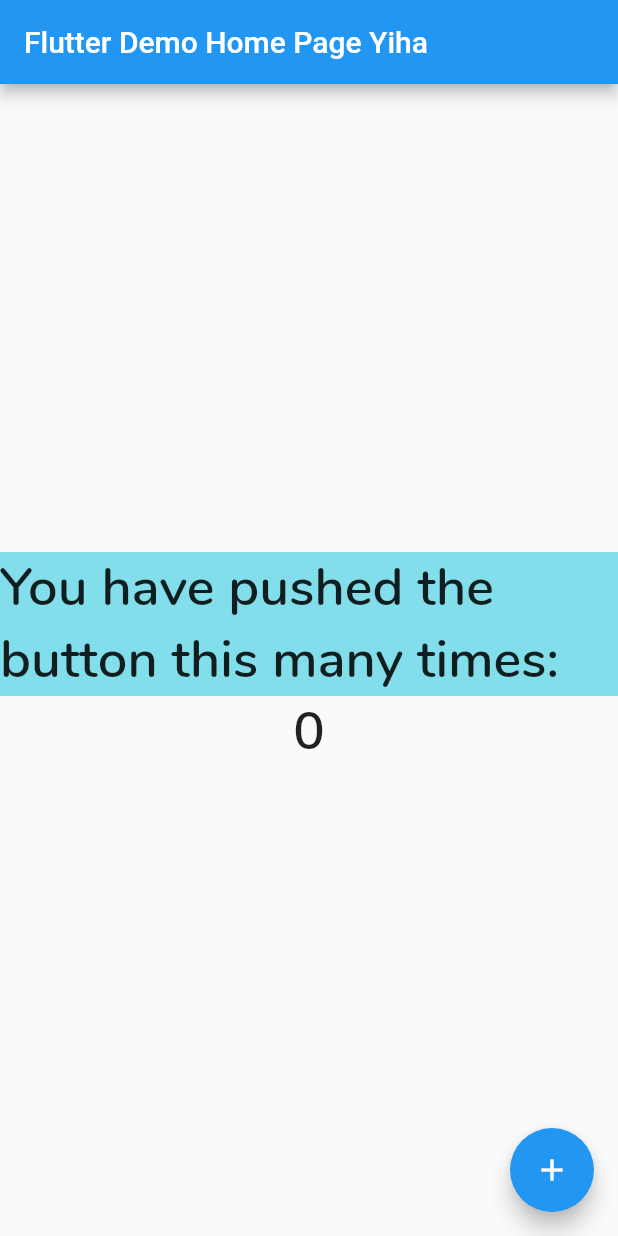
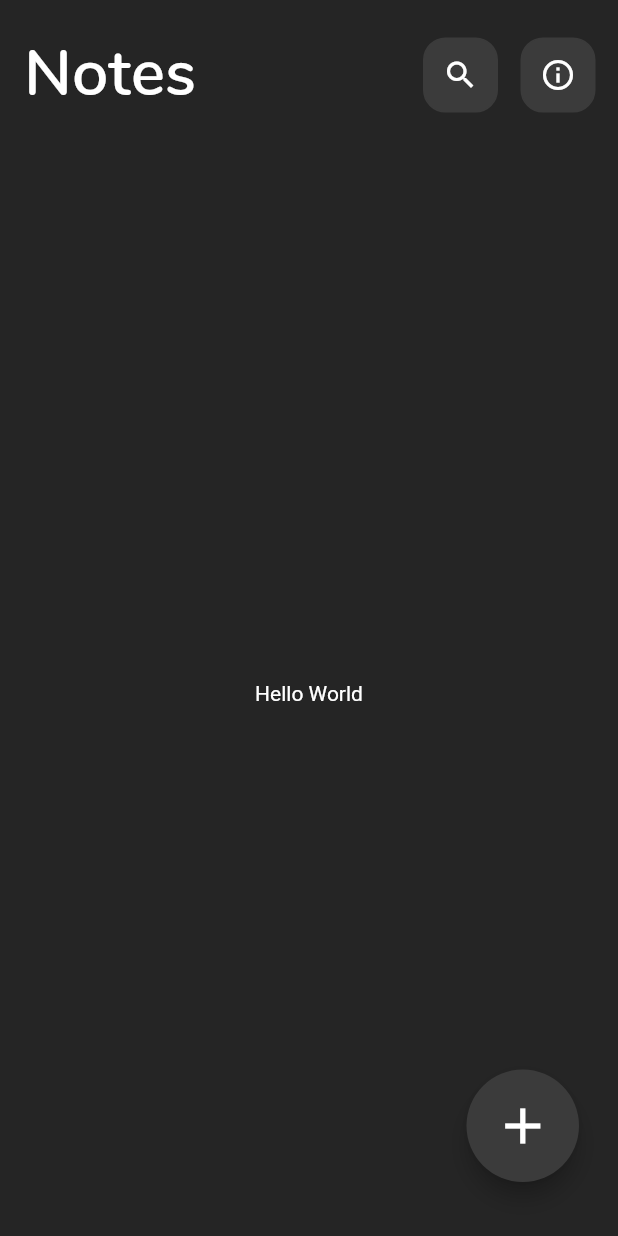
Before and after one commit to calvinandhika/simple_notes, a Flutter app: the screen it shows after launch, on a phone screen of 412 x 824 dp. Run offline on Flutter 3.47's test engine with Material 2 defaults, Android fonts, the phone set to English and light mode, and no system bars; our stand-ins replace shared_preferences.

Commit message:
add theme & homepage

```diff
--- a/lib/main.dart
+++ b/lib/main.dart
@@ -1,118 +1,6 @@
 import 'package:flutter/material.dart';
+import 'package:simple_notes/pages/home_page.dart';
 import 'package:simple_notes/shared/theme.dart';
+import 'package:simple_notes/widgets/custom_app_bar_button.dart';
 
-void main() {
-  runApp(const MyApp());
-}
-
-class MyApp extends StatelessWidget {
-  const MyApp({Key? key}) : super(key: key);
-
-  // This widget is the root of your application.
-  @override
-  Widget build(BuildContext context) {
-    return MaterialApp(
-      title: 'Flutter Demo',
-      theme: ThemeData(
-        // This is the theme of your application.
-        //
-        // Try running your application with "flutter run". You'll see the
-        // application has a blue toolbar. Then, without quitting the app, try
-        // changing the primarySwatch below to Colors.green and then invoke
-        // "hot reload" (press "r" in the console where you ran "flutter run",
-        // or simply save your changes to "hot reload" in a Flutter IDE).
-        // Notice that the counter didn't reset back to zero; the application
-        // is not restarted.
-        primarySwatch: Colors.blue,
-      ),
-      home: const MyHomePage(title: 'Flutter Demo Home Page Yiha'),
-    );
-  }
-}
-
-class MyHomePage extends StatefulWidget {
-  const MyHomePage({Key? key, required this.title}) : super(key: key);
-
-  // This widget is the home page of your application. It is stateful, meaning
-  // that it has a State object (defined below) that contains fields that affect
-  // how it looks.
-
-  // This class is the configuration for the state. It holds the values (in this
-  // case the title) provided by the parent (in this case the App widget) and
-  // used by the build method of the State. Fields in a Widget subclass are
-  // always marked "final".
-
-  final String title;
-
-  @override
-  State<MyHomePage> createState() => _MyHomePageState();
-}
-
-class _MyHomePageState extends State<MyHomePage> {
-  int _counter = 0;
-
-  void _incrementCounter() {
-    setState(() {
-      // This call to setState tells the Flutter framework that something has
-      // changed in this State, which causes it to rerun the build method below
-      // so that the display can reflect the updated values. If we changed
-      // _counter without calling setState(), then the build method would not be
-      // called again, and so nothing would appear to happen.
-      _counter++;
-    });
-  }
-
-  @override
-  Widget build(BuildContext context) {
-    // This method is rerun every time setState is called, for instance as done
-    // by the _incrementCounter method above.
-    //
-    // The Flutter framework has been optimized to make rerunning build methods
-    // fast, so that you can just rebuild anything that needs updating rather
-    // than having to individually change instances of widgets.
-    return Scaffold(
-      appBar: AppBar(
-        // Here we take the value from the MyHomePage object that was created by
-        // the App.build method, and use it to set our appbar title.
-        title: Text(widget.title),
-      ),
-      body: Center(
-        // Center is a layout widget. It takes a single child and positions it
-        // in the middle of the parent.
-        child: Column(
-          // Column is also a layout widget. It takes a list of children and
-          // arranges them vertically. By default, it sizes itself to fit its
-          // children horizontally, and tries to be as tall as its parent.
-          //
-          // Invoke "debug painting" (press "p" in the console, choose the
-          // "Toggle Debug Paint" action from the Flutter Inspector in Android
-          // Studio, or the "Toggle Debug Paint" command in Visual Studio Code)
-          // to see the wireframe for each widget.
-          //
-          // Column has various properties to control how it sizes itself and
-          // how it positions its children. Here we use mainAxisAlignment to
-          // center the children vertically; the main axis here is the vertical
-          // axis because Columns are vertical (the cross axis would be
-          // horizontal).
-          mainAxisAlignment: MainAxisAlignment.center,
-          children: <Widget>[
-            Container(
-              color: kBlueColor,
-              child: Text('You have pushed the button this many times:',
-                  style: hTextStyle),
-            ),
-            Text(
-              '$_counter',
-              style: hTextStyle,
-            ),
-          ],
-        ),
-      ),
-      floatingActionButton: FloatingActionButton(
-        onPressed: _incrementCounter,
-        tooltip: 'Increment',
-        child: const Icon(Icons.add),
-      ), // This trailing comma makes auto-formatting nicer for build methods.
-    );
-  }
-}
+void main() => runApp(const SimpleNotes());
--- /dev/null
+++ b/lib/pages/home_page.dart
@@ -0,0 +1,88 @@
+import 'package:flutter/material.dart';
+import 'package:shared_preferences/shared_preferences.dart';
+import 'package:simple_notes/shared/theme.dart';
+import 'package:simple_notes/widgets/custom_app_bar_button.dart';
+
+class SimpleNotes extends StatefulWidget {
+  const SimpleNotes({Key? key}) : super(key: key);
+
+  @override
+  State<SimpleNotes> createState() => _SimpleNotesState();
+}
+
+class _SimpleNotesState extends State<SimpleNotes> {
+  final Future<SharedPreferences> _prefs = SharedPreferences.getInstance();
+  late Future<bool> _isDark;
+
+  @override
+  void initState() {
+    _isDark = _prefs.then((prefs) {
+      return prefs.getBool('isDark') ?? true;
+    });
+    super.initState();
+  }
+
+  @override
+  Widget build(BuildContext context) {
+    return FutureBuilder(
+      future: _isDark,
+      builder: (context, snapshot) {
+        if (snapshot.connectionState == ConnectionState.waiting) {
+          return const MaterialApp(
+            home: Scaffold(
+              body: Center(
+                child: CircularProgressIndicator(),
+              ),
+            ),
+          );
+        }
+
+        if (snapshot.connectionState == ConnectionState.done) {
+          bool isDark = snapshot.data as bool;
+          return MaterialApp(
+            debugShowCheckedModeBanner: false,
+            title: 'Simple Notes',
+            theme: isDark ? dark : light,
+            home: Scaffold(
+              appBar: AppBar(
+                toolbarHeight: 100,
+                actions: [
+                  CustomAppBarButton(
+                    buttonIcon: const Icon(Icons.search),
+                    onTap: () {},
+                    isDark: isDark,
+                  ),
+                  CustomAppBarButton(
+                    buttonIcon: const Icon(Icons.info_outline),
+                    onTap: () {},
+                    isDark: isDark,
+                  ),
+                ],
+                title: Text(
+                  'Notes',
+                  style: h1TextStyle,
+                ),
+              ),
+              floatingActionButton: Padding(
+                padding: const EdgeInsets.only(
+                  right: 10,
+                  bottom: 20,
+                ),
+                child: FloatingActionButton(
+                  onPressed: () {},
+                  child: Icon(Icons.add),
+                ),
+              ),
+              body: Center(
+                child: Container(
+                  child: Text('Hello World'),
+                ),
+              ),
+            ),
+          );
+        }
+        return const SizedBox();
+      },
+    );
+  }
+}
--- a/lib/shared/theme.dart
+++ b/lib/shared/theme.dart
@@ -1,5 +1,6 @@
-import 'package:flutter/cupertino.dart';
+import 'package:flutter/material.dart';
 
+// Color
 Color kPeachColor = const Color(0xFFffab91);
 Color kOrangeColor = const Color(0xFFffcc7f);
 Color kBlueColor = const Color(0xFF81deea);
@@ -7,9 +8,61 @@ Color kGreenColor = const Color(0xFFe7ed9b);
 Color kPurpleColor = const Color(0xFFcf94da);
 Color kPinkColor = const Color(0xFFf48fb1);
 Color kToscaColor = const Color(0xFF7fcbc3);
+Color kBlackColor = const Color(0xFF000000);
+Color kWhiteColor = const Color(0xFFFFFFFF);
+Color kDarkGreyColor = const Color(0xFF252525);
+Color kLightGreyColor = const Color(0xFF3B3B3B);
 
-TextStyle hTextStyle = const TextStyle(
+TextStyle h2TextStyle = const TextStyle(
   fontSize: 35,
   fontWeight: FontWeight.w600,
   fontFamily: 'Nunito',
 );
+
+TextStyle h1TextStyle = const TextStyle(
+  fontSize: 43,
+  fontWeight: FontWeight.bold,
+  fontFamily: 'Nunito',
+);
+
+TextStyle bodyTextStyle = const TextStyle(
+  fontSize: 23,
+  fontFamily: 'Nunito',
+);
+
+ThemeData dark = ThemeData(
+  appBarTheme: AppBarTheme(
+    color: kDarkGreyColor,
+    elevation: 0,
+  ),
+  floatingActionButtonTheme: FloatingActionButtonThemeData(
+    backgroundColor: kLightGreyColor,
+    foregroundColor: kWhiteColor,
+    iconSize: 40,
+    sizeConstraints: const BoxConstraints(
+      minHeight: 75,
+      minWidth: 75,
+    ),
+  ),
+  colorScheme: const ColorScheme.dark().copyWith(),
+  scaffoldBackgroundColor: kDarkGreyColor,
+);
+
+ThemeData light = ThemeData(
+  appBarTheme: AppBarTheme(
+    foregroundColor: kBlackColor,
+    color: kWhiteColor,
+    elevation: 0,
+  ),
+  floatingActionButtonTheme: FloatingActionButtonThemeData(
+    backgroundColor: kWhiteColor,
+    foregroundColor: kDarkGreyColor,
+    iconSize: 40,
+    sizeConstraints: const BoxConstraints(
+      minHeight: 75,
+      minWidth: 75,
+    ),
+  ),
+  colorScheme: const ColorScheme.light().copyWith(),
+  scaffoldBackgroundColor: kWhiteColor,
+);
--- /dev/null
+++ b/lib/widgets/custom_app_bar_button.dart
@@ -0,0 +1,38 @@
+import 'package:flutter/material.dart';
+import 'package:simple_notes/shared/theme.dart';
+
+class CustomAppBarButton extends StatelessWidget {
+  final Function onTap;
+  final Icon buttonIcon;
+  final bool isDark;
+
+  const CustomAppBarButton({
+    Key? key,
+    required this.onTap,
+    required this.buttonIcon,
+    required this.isDark,
+  }) : super(key: key);
+
+  @override
+  Widget build(BuildContext context) {
+    return Center(
+      child: InkWell(
+        onTap: onTap(),
+        borderRadius: BorderRadius.circular(15),
+        child: Container(
+          width: 50,
+          height: 50,
+          margin: const EdgeInsets.only(right: 15),
+          decoration: BoxDecoration(
+            borderRadius: const BorderRadius.all(
+              Radius.circular(15),
+            ),
+            border: Border.all(color: kLightGreyColor),
+            color: isDark ? kLightGreyColor : kWhiteColor,
+          ),
+          child: buttonIcon,
+        ),
+      ),
+    );
+  }
+}
--- a/pubspec.yaml
+++ b/pubspec.yaml
@@ -34,6 +34,7 @@ dependencies:
   # The following adds the Cupertino Icons font to your application.
   # Use with the CupertinoIcons class for iOS style icons.
   cupertino_icons: ^1.0.2
+  shared_preferences: ^2.0.15
 
 dev_dependencies:
   flutter_test:
```
Also changed, not shown: assets/image_create_first_note.png (added), assets/image_file_not_found.png (added), pubspec.lock, 2 other files.
